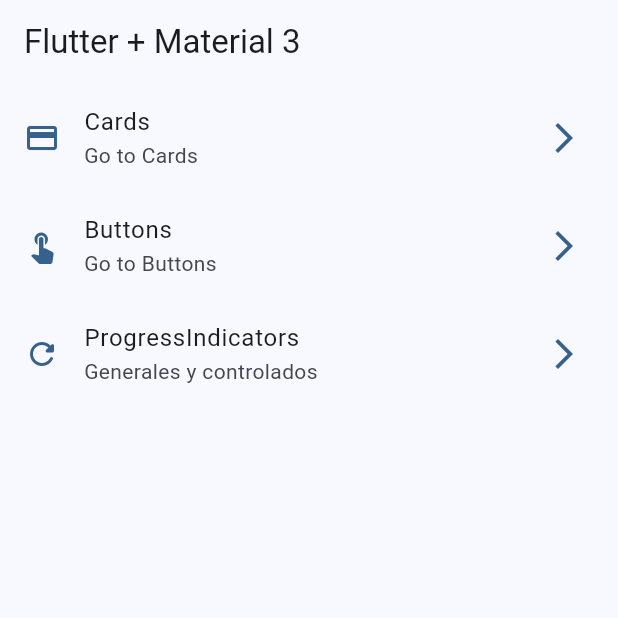
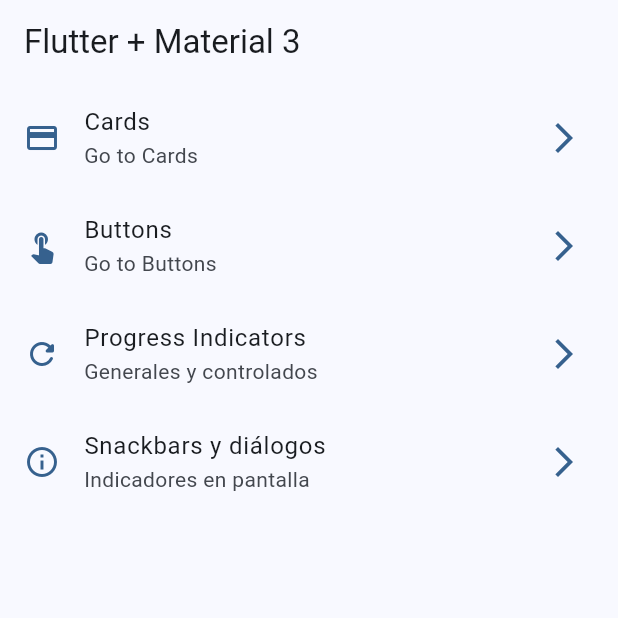
Before and after one commit to KevCristensen/widgets_app, a Flutter app: the screen it shows after launch, on a phone screen of 412 x 824 dp, the top half of it. Run offline on Flutter 3.47's test engine with Material 3 defaults, Android fonts, the phone set to English and light mode, and no system bars; our stand-ins replace go_router.

Commit message:
Snackbars Dialogs Terminado

```diff
--- a/lib/config/menu/menu_items.dart
+++ b/lib/config/menu/menu_items.dart
@@ -29,9 +29,15 @@ const appMenuItems = <MenuItem>[
     icon: Icons.touch_app
   ),
   MenuItem(
-    title: 'ProgressIndicators',
+    title: 'Progress Indicators',
     subTitle: 'Generales y controlados',
     link: '/progress',
     icon: Icons.refresh_rounded
   ),
+  MenuItem(
+    title: 'Snackbars y diálogos',
+    subTitle: 'Indicadores en pantalla',
+    link: '/snackbars',
+    icon: Icons.info_outline
+  ),
 ];
--- a/lib/config/router/app_router.dart
+++ b/lib/config/router/app_router.dart
@@ -26,5 +26,10 @@ final appRouter = GoRouter(
       name: ProgressScreen.name,
       builder: (context, state) => const ProgressScreen(),
     ),
+    GoRoute(
+      path: '/snackbars',
+      name: SnackbarScreen.name,
+      builder: (context, state) => const SnackbarScreen(),
+    ),
   ]
   );
--- a/lib/main.dart
+++ b/lib/main.dart
@@ -12,6 +12,7 @@ class MainApp extends StatelessWidget {
   @override
   Widget build(BuildContext context) {
     return MaterialApp.router(
+      title: 'Flutter Widgets',
       routerConfig: appRouter,
       debugShowCheckedModeBanner: false,
       theme: AppTheme(selectedColor: 0).getTheme(),
```
Also changed, not shown: lib/presentation/screens/snackbar/snackbar_screen.dart (+69 -1 lines).
